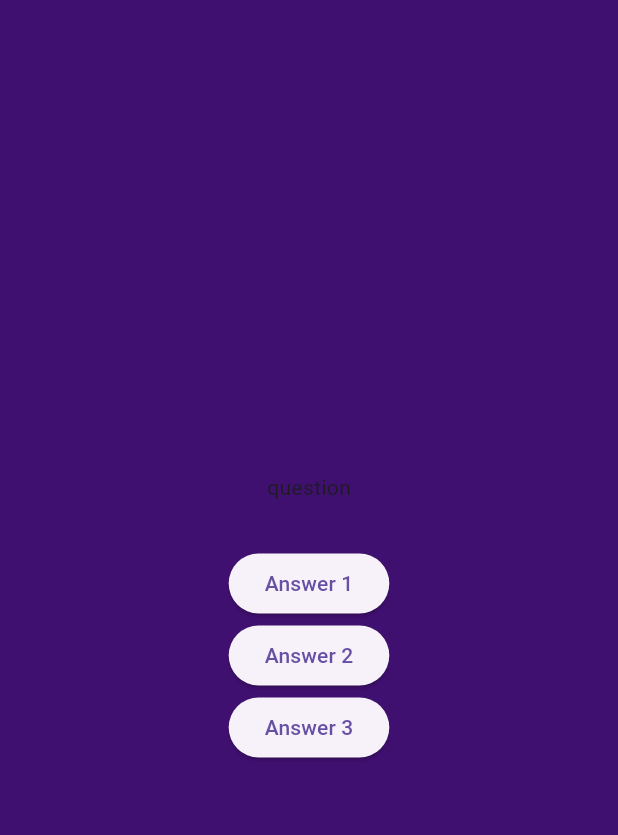
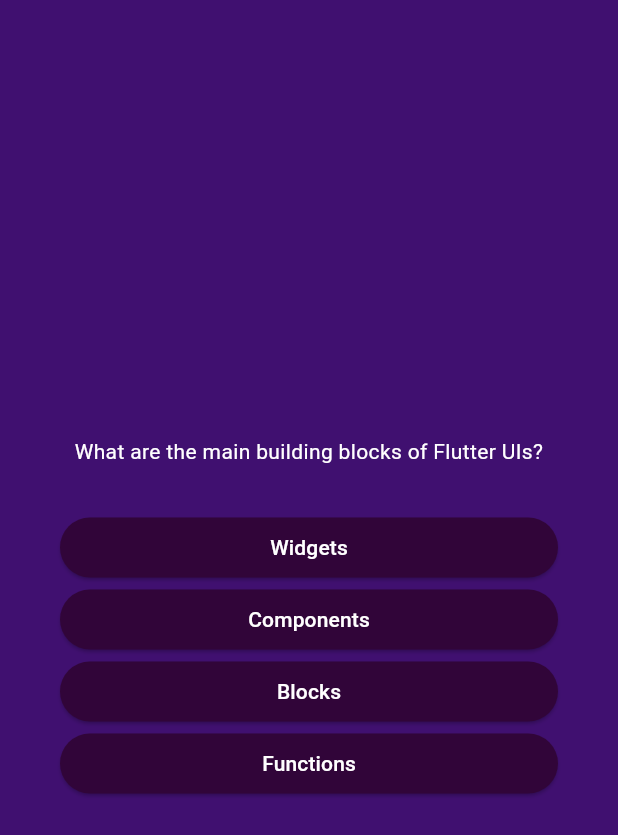
Before and after one commit to VeronikaTish/quiz_app, a Flutter app: the screen it shows after launch, after a tap on "Start Quiz", on a phone screen of 412 x 824 dp. Shown: the top 835 px of the screen. Run offline on Flutter 3.47's test engine with Material 3 defaults, Android fonts, the phone set to English and light mode, and no system bars.

Commit message:
create answer button

```diff
--- /dev/null
+++ b/lib/answer_button.dart
@@ -0,0 +1,25 @@
+import 'package:flutter/material.dart';
+
+class AnswerButton extends StatelessWidget {
+  const AnswerButton(this.answerText, this.onTap, {super.key});
+
+  final String answerText;
+  final void Function() onTap;
+
+  @override
+  Widget build(context) {
+    return ElevatedButton(
+      style: ElevatedButton.styleFrom(
+        padding: const EdgeInsets.symmetric(
+        vertical: 10,
+        horizontal: 40
+        ),
+        backgroundColor: const Color.fromARGB(255, 49, 5, 57),
+        foregroundColor: Colors.white,
+        shape: RoundedRectangleBorder(borderRadius: BorderRadius.circular(40)),
+      ),
+      onPressed: onTap,
+      child: Text(answerText),
+    );
+  }
+}
--- a/lib/questions_screen.dart
+++ b/lib/questions_screen.dart
@@ -1,4 +1,6 @@
 import 'package:flutter/material.dart';
+import 'package:quiz_app/answer_button.dart';
+import 'package:quiz_app/data/questions.dart';
 
 class QuestionsScreen extends StatefulWidget {
   const QuestionsScreen({super.key});
@@ -12,28 +14,29 @@ class QuestionsScreen extends StatefulWidget {
 class _QuestionsScreenState extends State<QuestionsScreen> {
   @override
   Widget build(context) {
+    final currentQuestion = questions[0];
+
     return SizedBox(
       width: double.infinity,
+      child: Container(
+        margin: const EdgeInsets.all(40),
         child: Column(
           mainAxisAlignment: MainAxisAlignment.center,
+          crossAxisAlignment: CrossAxisAlignment.stretch,
           children: [
-          const Text('question'),
+            Text(
+              currentQuestion.text,
+              style: const TextStyle(color: Colors.white),
+              textAlign: TextAlign.center,
+            ),
             const SizedBox(
               height: 30,
             ),
-          ElevatedButton(
-            onPressed: () {},
-            child: const Text('Answer 1'),
+            ...currentQuestion.answers.map((answer) {
+              return AnswerButton(answer, () {});
+            })
+          ],
         ),
-          ElevatedButton(
-            onPressed: () {},
-            child: const Text('Answer 2'),
-          ),
-          ElevatedButton(
-            onPressed: () {},
-            child: const Text('Answer 3'),
-          ),
-        ],
       ),
     );
   }
```
Lines whose indentation alone changed are shown as unchanged.
